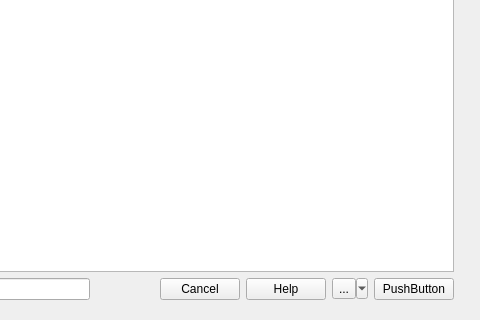
opengisch/QgisModelBaker, file QgisModelBaker/ui/generate_project.ui: the form before one commit; both pictures show x 161 to 641 and y 483 to 803 of the 641 by 803 pixel window.
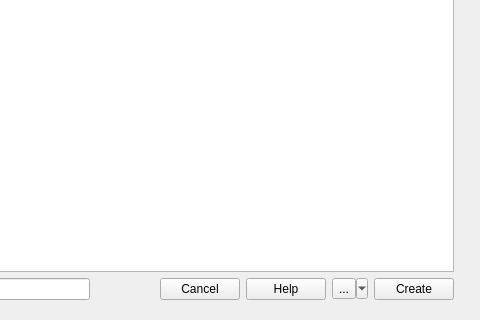
The form after the commit. Custom widgets are drawn as their Qt base class.

Commit message: avoid having buttons labled with 'Push Button' because this would be sent to the translation engine

What changed in the file:
```diff
--- a/QgisModelBaker/ui/generate_project.ui
+++ b/QgisModelBaker/ui/generate_project.ui
@@ -252,7 +252,7 @@
          <item>
           <widget class="QPushButton" name="create_button">
            <property name="text">
-            <string>PushButton</string>
+            <string>Create</string>
            </property>
           </widget>
          </item>
```
The commit also changes 1 other file.
